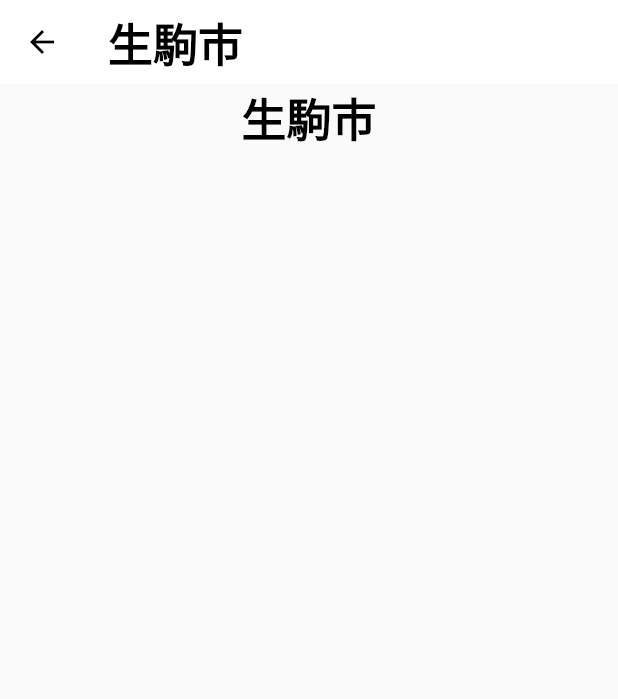
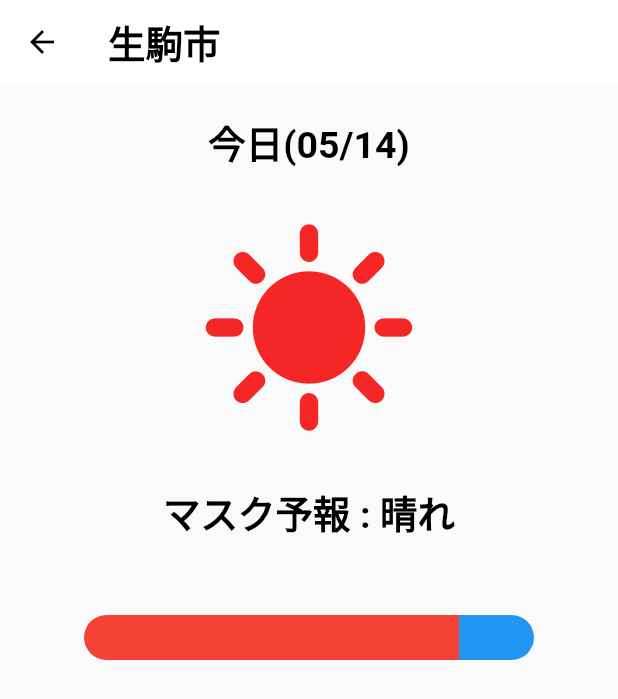
Before and after one commit to s1534/Masp, a Flutter app: the YohouPage screen opened directly, on a phone screen of 412 x 824 dp. Shown: the top 699 px of the screen. Run offline on Flutter 3.47's test engine with Material 2 defaults, Android fonts, the phone set to English and light mode, and no system bars; our stand-ins replace charts_flutter, firebase_auth, firebase_core, fl_chart, flutter_datetime_picker, flutter_native_splash and 1 more; missing offline and left inert: firebase_auth_web, firebase_core_web; accounts and stored records are empty.

Commit message:
almost complete Yohou Page

```diff
--- a/lib/yohou.dart
+++ b/lib/yohou.dart
@@ -1,4 +1,6 @@
 import 'package:flutter/material.dart';
+import 'package:intl/intl.dart';
+import 'package:charts_flutter/flutter.dart' as charts;
 
 class YohouPage extends StatefulWidget {
   const YohouPage({Key? key}) : super(key: key);
@@ -9,6 +11,19 @@ class YohouPage extends StatefulWidget {
 
 class _YohouPageState extends State<YohouPage> {
   var _city = "生駒市";
+  var _weather = "晴れ";
+  double _hare = 250;
+  double _ame = 50;
+  DateTime now = DateTime.now();
+  DateFormat outputFormat = DateFormat('MM/dd');
+  var iconcode = [0xf0575, 0xe16f, 0xe0d6];
+  var colornum = [
+    [255, 244, 38, 38],
+    [255, 187, 190, 194],
+    [255, 51, 127, 220]
+  ];
+  var index = 0;
+
   @override
   Widget build(BuildContext context) {
     return Scaffold(
@@ -19,7 +34,7 @@ class _YohouPageState extends State<YohouPage> {
           _city,
           style: TextStyle(
             color: Colors.black,
-            fontSize: 30,
+            fontSize: 25,
             fontWeight: FontWeight.bold,
           ),
         ),
@@ -29,17 +44,74 @@ class _YohouPageState extends State<YohouPage> {
         child: Column(
           mainAxisAlignment: MainAxisAlignment.start,
           children: [
-            Container(
+            Padding(
+                padding: const EdgeInsets.fromLTRB(0, 20, 0, 0),
+                child: Container(
                   child: Text(
-                _city,
+                    "今日(" + outputFormat.format(now) + ")",
                     style: TextStyle(
                       color: Colors.black,
-                  fontSize: 30,
+                      fontSize: 25,
                       fontWeight: FontWeight.bold,
                     ),
-                textAlign: TextAlign.center,
+                  ),
+                )),
+            Padding(
+              padding: const EdgeInsets.fromLTRB(0, 30, 0, 0),
+              child: Container(
+                  child: Column(
+                children: [
+                  Icon(
+                    IconData(iconcode[index], fontFamily: 'MaterialIcons'),
+                    size: 150,
+                    color: Color.fromARGB(
+                        colornum[index][0],
+                        colornum[index][1],
+                        colornum[index][2],
+                        colornum[index][3]),
+                  ),
+                ],
+              )),
+            ),
+            Padding(
+                padding: const EdgeInsets.fromLTRB(0, 30, 0, 0),
+                child: Container(
+                  child: Text(
+                    "マスク予報 : " + _weather,
+                    style: TextStyle(
+                      color: Colors.black,
+                      fontSize: 25,
+                      fontWeight: FontWeight.bold,
                     ),
                   ),
+                )),
+            Padding(
+              padding: const EdgeInsets.fromLTRB(0, 50, 0, 0),
+              child:
+                  Row(mainAxisAlignment: MainAxisAlignment.center, children: [
+                Container(
+                  width: _hare,
+                  height: 30,
+                  //color: Colors.red,
+                  decoration: BoxDecoration(
+                    color: Colors.red,
+                    borderRadius: BorderRadius.horizontal(
+                      left: Radius.circular(15),
+                    ),
+                  ),
+                ),
+                Container(
+                  width: _ame,
+                  height: 30,
+                  decoration: BoxDecoration(
+                    color: Colors.blue,
+                    borderRadius: BorderRadius.horizontal(
+                      right: Radius.circular(15),
+                    ),
+                  ),
+                ),
+              ]),
+            )
           ],
         ),
       ),
--- a/pubspec.yaml
+++ b/pubspec.yaml
@@ -41,6 +41,8 @@ dependencies:
   flutter_datetime_picker: ^1.5.1
   url_launcher: ^6.1.2
   fl_chart: ^0.50.1
+  intl: ^0.17.0
+  charts_flutter: ^0.12.0
 
 dev_dependencies:
   flutter_test:
```
Also changed, not shown: pubspec.lock, 2 other files. Lines whose indentation alone changed are shown as unchanged.
